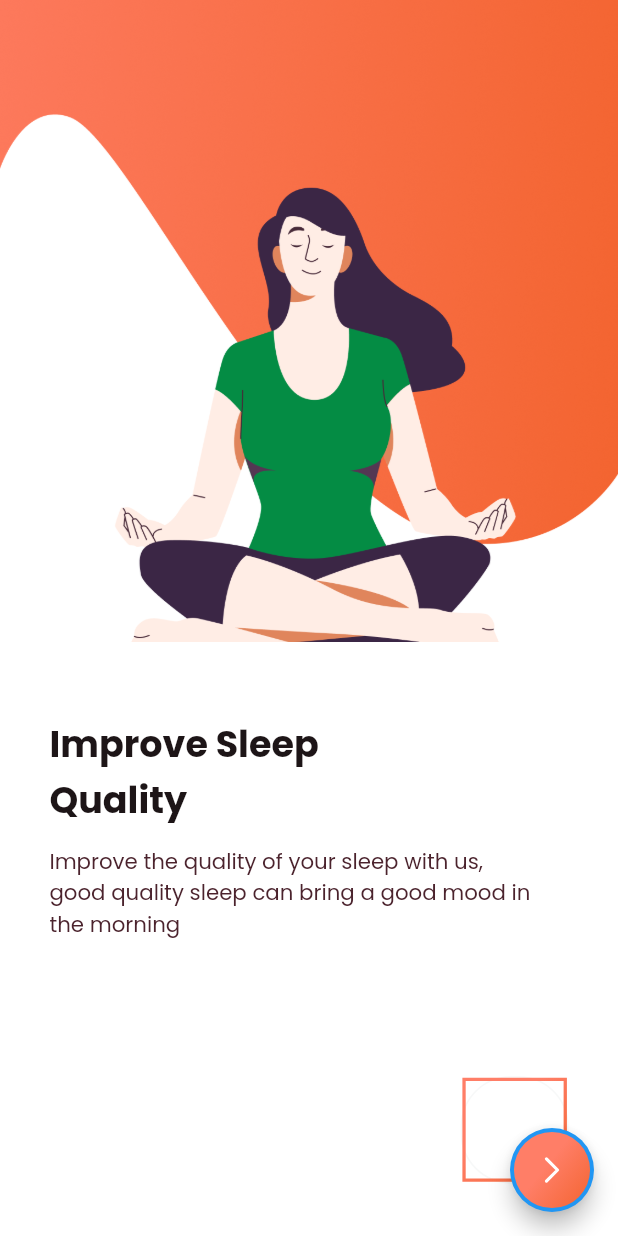
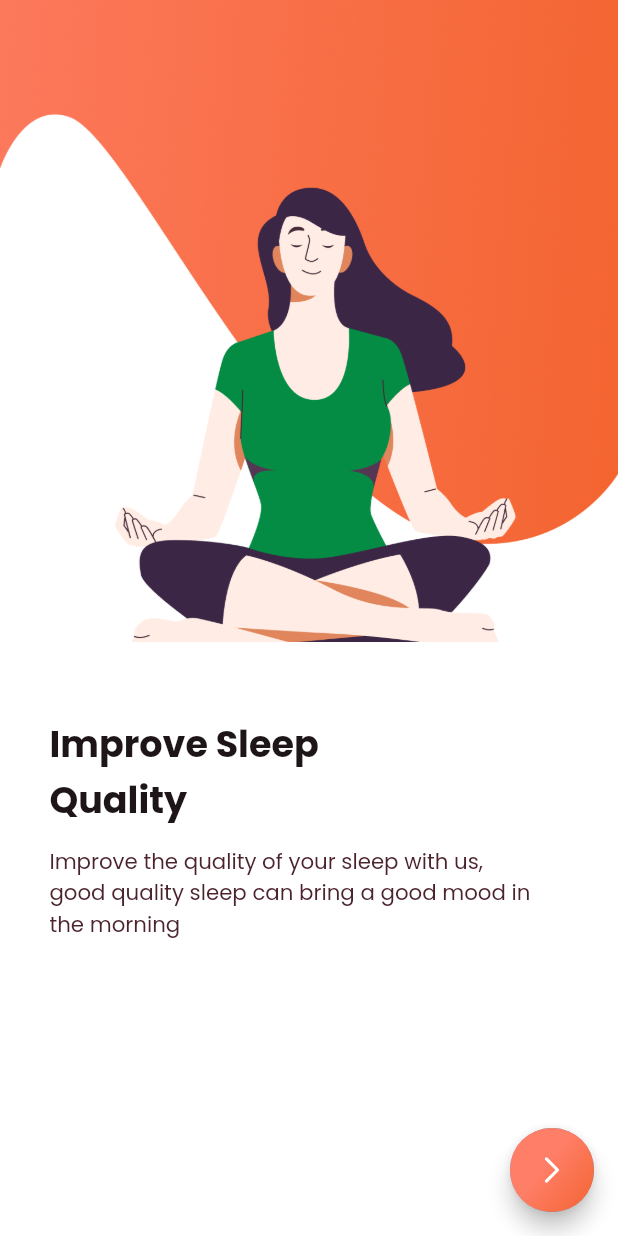
Before and after one commit to Hammadkhan0034/Daone, a Flutter app: the OnboardingFourScreen screen opened by its route, on a phone screen of 412 x 824 dp. Run offline on Flutter 3.47's test engine with Material 2 defaults, Android fonts, the phone set to English and light mode, and no system bars; drawn by our look-alikes of outline_gradient_button; our stand-ins replace cached_network_image, connectivity_plus, flutter_svg, flutter_svg_provider, get, shared_preferences; accounts and stored records are empty.

Commit message:
Onboarding fixes

```diff
--- a/lib/main.dart
+++ b/lib/main.dart
@@ -28,7 +28,7 @@ class MyApp extends StatelessWidget {
       fallbackLocale: Locale('en', 'US'),
       title: 'daone',
       initialBinding: InitialBindings(),
-      initialRoute: AppRoutes.initialRoute,
+      initialRoute: AppRoutes.appNavigationScreen,
       getPages: AppRoutes.pages,
     );
   }
--- a/lib/presentation/onboarding_four_screen/onboarding_four_screen.dart
+++ b/lib/presentation/onboarding_four_screen/onboarding_four_screen.dart
@@ -67,87 +67,87 @@ class OnboardingFourScreen extends GetWidget<OnboardingFourController> {
                   style: theme.textTheme.bodyMedium,
                 ),
               ),
-              Align(
-                alignment: Alignment.centerRight,
-                child: Container(
-                  margin: getMargin(
-                    top: 90,
-                    right: 30,
-                    bottom: 40,
-                  ),
-                  decoration: AppDecoration.outline.copyWith(
-                    borderRadius: BorderRadiusStyle.circleBorder30,
-                  ),
-                  child: OutlineGradientButton(
-                    padding: EdgeInsets.only(
-                      left: getHorizontalSize(
-                        2,
-                      ),
-                      top: getVerticalSize(
-                        2,
-                      ),
-                      right: getHorizontalSize(
-                        2,
-                      ),
-                      bottom: getVerticalSize(
-                        2,
-                      ),
-                    ),
-                    strokeWidth: getHorizontalSize(
-                      2,
-                    ),
-                    gradient: LinearGradient(
-                      begin: Alignment(
-                        1,
-                        1,
-                      ),
-                      end: Alignment(
-                        -0.24,
-                        -0.31,
-                      ),
-                      colors: [
-                        appTheme.deepOrangeA20006,
-                        theme.colorScheme.primary,
-                      ],
-                    ),
-                    corners: Corners(
-                      topLeft: Radius.circular(
-                        30,
-                      ),
-                      topRight: Radius.circular(
-                        30,
-                      ),
-                      bottomLeft: Radius.circular(
-                        30,
-                      ),
-                      bottomRight: Radius.circular(
-                        30,
-                      ),
-                    ),
-                    child: Container(
-                      height: getSize(
-                        60,
-                      ),
-                      width: getSize(
-                        60,
-                      ),
-                      decoration: BoxDecoration(
-                        borderRadius: BorderRadius.circular(
-                          getHorizontalSize(
-                            30,
-                          ),
-                        ),
-                      ),
-                    ),
-                  ),
-                ),
-              ),
+              // Align(
+              //   alignment: Alignment.centerRight,
+              //   child: Container(
+              //     margin: getMargin(
+              //       top: 90,
+              //       right: 30,
+              //       bottom: 40,
+              //     ),
+              //     decoration: AppDecoration.outline.copyWith(
+              //       borderRadius: BorderRadiusStyle.circleBorder30,
+              //     ),
+              //     child: OutlineGradientButton(
+              //       padding: EdgeInsets.only(
+              //         left: getHorizontalSize(
+              //           2,
+              //         ),
+              //         top: getVerticalSize(
+              //           2,
+              //         ),
+              //         right: getHorizontalSize(
+              //           2,
+              //         ),
+              //         bottom: getVerticalSize(
+              //           2,
+              //         ),
+              //       ),
+              //       strokeWidth: getHorizontalSize(
+              //         2,
+              //       ),
+              //       gradient: LinearGradient(
+              //         begin: Alignment(
+              //           1,
+              //           1,
+              //         ),
+              //         end: Alignment(
+              //           -0.24,
+              //           -0.31,
+              //         ),
+              //         colors: [
+              //           appTheme.deepOrangeA20006,
+              //           theme.colorScheme.primary,
+              //         ],
+              //       ),
+              //       corners: Corners(
+              //         topLeft: Radius.circular(
+              //           30,
+              //         ),
+              //         topRight: Radius.circular(
+              //           30,
+              //         ),
+              //         bottomLeft: Radius.circular(
+              //           30,
+              //         ),
+              //         bottomRight: Radius.circular(
+              //           30,
+              //         ),
+              //       ),
+              //       child: Container(
+              //         height: getSize(
+              //           60,
+              //         ),
+              //         width: getSize(
+              //           60,
+              //         ),
+              //         decoration: BoxDecoration(
+              //           borderRadius: BorderRadius.circular(
+              //             getHorizontalSize(
+              //               30,
+              //             ),
+              //           ),
+              //         ),
+              //       ),
+              //     ),
+              //   ),
+              // ),
             ],
           ),
         ),
         floatingActionButton: CustomFloatingButton(
-          height: 50,
-          width: 50,
+          height: 75,
+          width: 75,
           child: CustomImageView(
             svgPath: ImageConstant.imgArrowright,
             height: getVerticalSize(
--- a/lib/widgets/custom_image_view.dart
+++ b/lib/widgets/custom_image_view.dart
@@ -73,7 +73,7 @@ class CustomImageView extends StatelessWidget {
   _buildCircleImage() {
     if(radius!=null) {
       return ClipRRect(
-        borderRadius: radius,
+        borderRadius: radius!,
         child: _buildImageWithBorder(),
       );
     }
```
Also changed, not shown: lib/presentation/onboarding_one_screen/onboarding_one_screen.dart (+47 -47 lines), lib/presentation/onboarding_three_screen/onboarding_three_screen.dart (+47 -47 lines), lib/presentation/onboarding_two_screen/onboarding_two_screen.dart (+56 -49 lines), pubspec.lock, 3 other files.
